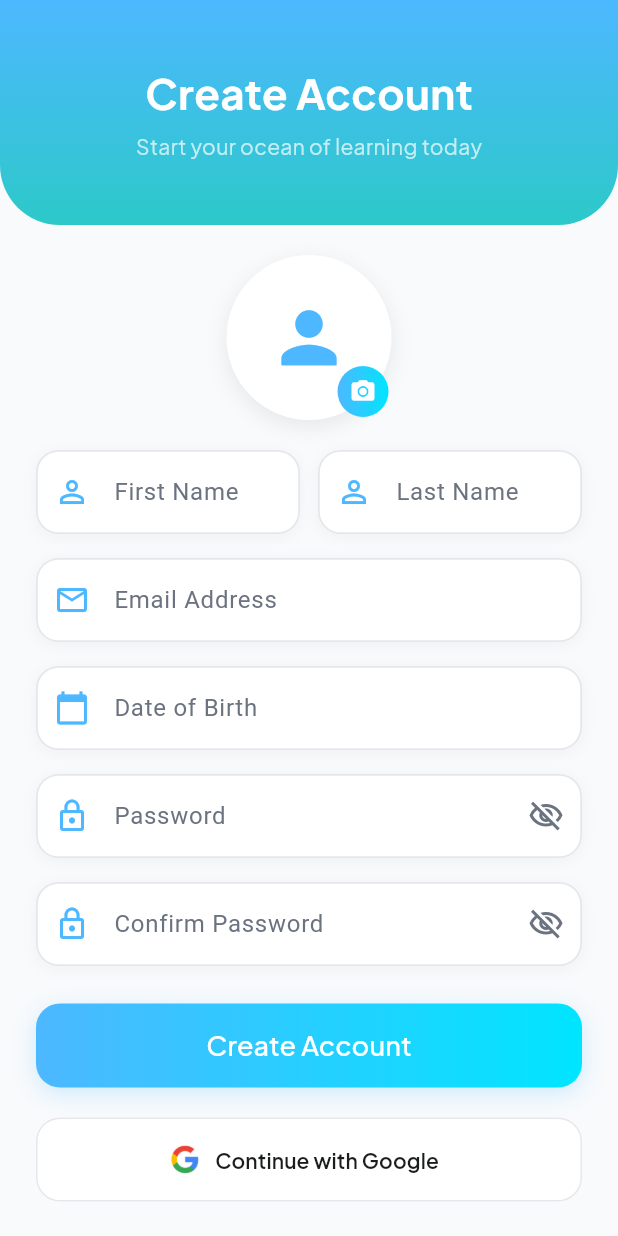
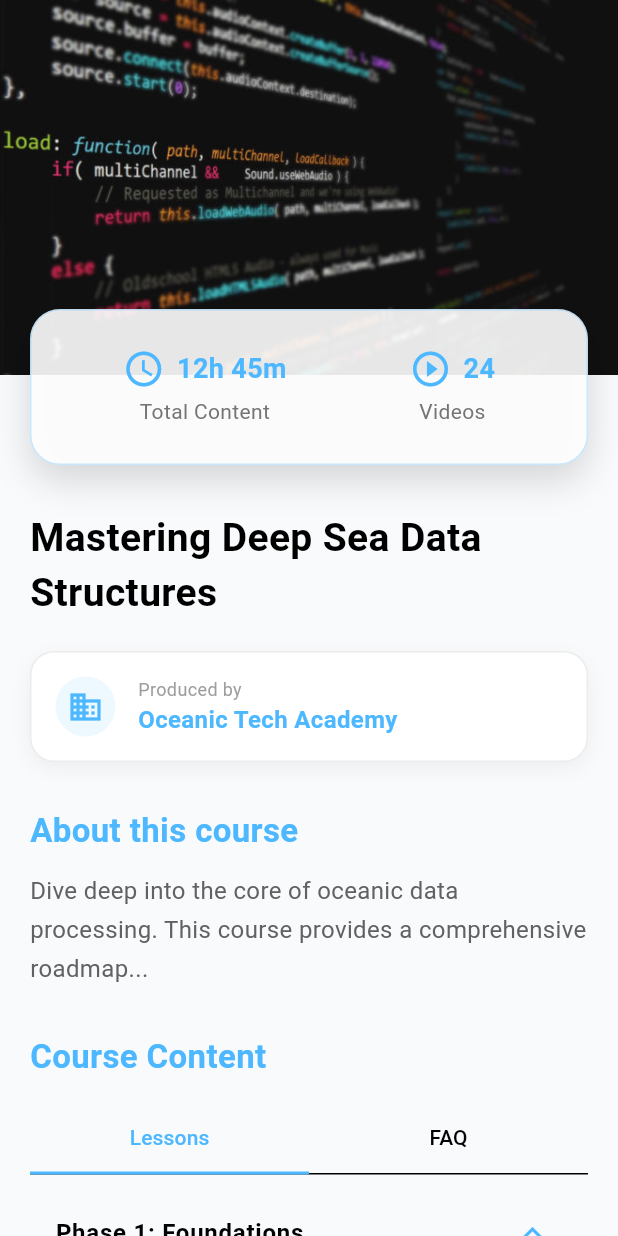
Before and after one commit to Zain-Nhlawy/project1_flutter_repo, a Flutter app: the screen it shows after launch, on a phone screen of 412 x 824 dp. Run offline on Flutter 3.47's test engine with Material 3 defaults, Android fonts, the phone set to English and light mode, and no system bars; our stand-ins replace image_picker.

Commit message:
temp course_datails_screen

```diff
--- /dev/null
+++ b/lib/features/courses/presentation/pages/course_details_screen.dart
@@ -0,0 +1,65 @@
+import 'package:flutter/material.dart';
+import 'package:project1/features/courses/presentation/widgets/course_header.dart';
+import 'package:project1/features/courses/presentation/widgets/course_tabs.dart';
+
+class CourseDetailsScreen extends StatelessWidget {
+  const CourseDetailsScreen({super.key});
+
+  @override
+  Widget build(BuildContext context) {
+    return Scaffold(
+      body: SingleChildScrollView(
+        child: Column(
+          crossAxisAlignment: CrossAxisAlignment.start,
+          children: [
+            const CourseHeader(),
+            const SizedBox(height: 30),
+            Padding(
+              padding: const EdgeInsets.symmetric(horizontal: 20),
+              child: Column(
+                crossAxisAlignment: CrossAxisAlignment.start,
+                children: [
+                  const Text("Mastering Deep Sea Data Structures", style: TextStyle(fontSize: 26, fontWeight: FontWeight.bold)),
+                  const SizedBox(height: 20),
+
+                  Container(
+                    padding: const EdgeInsets.all(16),
+                    decoration: BoxDecoration(
+                      color: Theme.of(context).colorScheme.surface,
+                      borderRadius: BorderRadius.circular(16),
+                      border: Border.all(color: Colors.grey.withOpacity(0.2)),
+                      boxShadow: [BoxShadow(color: Colors.black.withOpacity(0.05), blurRadius: 10, offset: const Offset(0, 4))],
+                    ),
+                    child: Row(
+                      children: [
+                        CircleAvatar(backgroundColor: Theme.of(context).primaryColor.withOpacity(0.1), child: Icon(Icons.business, color: Theme.of(context).primaryColor)),
+                        const SizedBox(width: 15),
+                        Column(
+                          crossAxisAlignment: CrossAxisAlignment.start,
+                          children: [
+                            const Text("Produced by", style: TextStyle(fontSize: 12, color: Colors.grey)),
+                            Text("Oceanic Tech Academy", style: TextStyle(fontSize: 16, fontWeight: FontWeight.bold, color: Theme.of(context).primaryColor)),
+                          ],
+                        )
+                      ],
+                    ),
+                  ),
+
+                  const SizedBox(height: 30),
+                  Text("About this course", style: TextStyle(fontSize: 22, fontWeight: FontWeight.bold, color: Theme.of(context).primaryColor)),
+                  const SizedBox(height: 12),
+                  Text("Dive deep into the core of oceanic data processing. This course provides a comprehensive roadmap...",
+                      style: TextStyle(color: Colors.grey[700], height: 1.6, fontSize: 16)),
+                  const SizedBox(height: 30),
+                  Text("Course Content", style: TextStyle(fontSize: 22, fontWeight: FontWeight.bold, color: Theme.of(context).primaryColor)),
+                  const SizedBox(height: 15),
+                  const SizedBox(height: 400, child: CourseTabs()),
+                ],
+              ),
+            ),
+          ],
+        ),
+      ),
+    );
+  }
+}
--- /dev/null
+++ b/lib/features/courses/presentation/widgets/course_header.dart
@@ -0,0 +1,55 @@
+import 'package:flutter/material.dart';
+
+class CourseHeader extends StatelessWidget {
+  const CourseHeader({super.key});
+
+  @override
+  Widget build(BuildContext context) {
+    return SizedBox(
+      height: 310,
+      child: Stack(
+        clipBehavior: Clip.none,
+        children: [
+          Container(
+            height: 250,
+            width: double.infinity,
+            decoration: const BoxDecoration(
+              image: DecorationImage(image: AssetImage('assets/images/test1.jpg'), fit: BoxFit.cover),
+            ),
+          ),
+          Positioned(
+            bottom: 0, left: 20, right: 20,
+            child: Container(
+              padding: const EdgeInsets.symmetric(vertical: 25, horizontal: 20),
+              decoration: BoxDecoration(
+                color: Colors.white.withOpacity(0.9),
+                borderRadius: BorderRadius.circular(20),
+                border: Border.all(color: Theme.of(context).primaryColor.withOpacity(0.3)),
+                boxShadow: [BoxShadow(color: Colors.black.withOpacity(0.15), blurRadius: 20, offset: const Offset(0, 10))],
+              ),
+              child: Row(
+                mainAxisAlignment: MainAxisAlignment.spaceAround,
+                children: [
+                  _infoItem(Icons.access_time, "12h 45m", "Total Content", context),
+                  _infoItem(Icons.play_circle_outline, "24", "Videos", context),
+                ],
+              ),
+            ),
+          )
+        ],
+      ),
+    );
+  }
+
+  Widget _infoItem(IconData icon, String val, String label, BuildContext context) => Column(
+    children: [
+      Row(children: [
+        Icon(icon, color: Theme.of(context).primaryColor, size: 28),
+        const SizedBox(width: 8),
+        Text(val, style: TextStyle(fontWeight: FontWeight.bold, fontSize: 18, color: Theme.of(context).primaryColor))
+      ]),
+      const SizedBox(height: 4),
+      Text(label, style: TextStyle(color: Colors.grey[600], fontSize: 14)),
+    ],
+  );
+}
--- /dev/null
+++ b/lib/features/courses/presentation/widgets/course_tabs.dart
@@ -0,0 +1,79 @@
+import 'package:flutter/material.dart';
+import 'package:project1/features/courses/presentation/widgets/lesson_connector.dart';
+
+class CourseTabs extends StatelessWidget {
+  const CourseTabs({super.key});
+
+  @override
+  Widget build(BuildContext context) {
+    return DefaultTabController(
+      length: 2,
+      child: Column(
+        children: [
+          TabBar(
+            labelColor: Theme.of(context).primaryColor,
+            indicatorSize: TabBarIndicatorSize.tab,
+            tabs: const [Tab(text: "Lessons"), Tab(text: "FAQ")],
+          ),
+          Expanded(
+            child: TabBarView(
+              children: [
+                ListView(
+                  padding: const EdgeInsets.symmetric(vertical: 10),
+                  children: [
+                    ExpansionTile(
+                      title: const Text("Phase 1: Foundations", style: TextStyle(fontWeight: FontWeight.bold)),
+                      shape: Border.all(color: Colors.transparent),
+                      initiallyExpanded: true,
+                      children: List.generate(3, (i) => LessonConnector(
+                        isLast: i == 2,
+                        child: LessonTile(num: i + 1)
+                      )),
+                    ),
+                    ExpansionTile(
+                      title: const Text("Phase 2: Advanced Data", style: TextStyle(fontWeight: FontWeight.bold)),
+                      shape: Border.all(color: Colors.transparent),
+                      children: List.generate(2, (i) => LessonConnector(
+                        isLast: i == 1,
+                        child: LessonTile(num: i + 4)
+                      )),
+                    ),
+                  ],
+                ),
+                const Center(child: Text("FAQ Content")),
+              ],
+            ),
+          ),
+        ],
+      ),
+    );
+  }
+}
+
+class LessonTile extends StatelessWidget {
+  final int num;
+  const LessonTile({super.key, required this.num});
+  @override
+  Widget build(BuildContext context) {
+    return Container(
+      margin: const EdgeInsets.only(left: 10, bottom: 15),
+      padding: const EdgeInsets.all(15),
+      decoration: BoxDecoration(
+        color: Theme.of(context).colorScheme.surface,
+        borderRadius: BorderRadius.circular(15),
+        border: Border.all(color: Colors.grey.withOpacity(0.1)),
+      ),
+      child: Row(
+        children: [
+          CircleAvatar(
+            radius: 15,
+            backgroundColor: Theme.of(context).primaryColor,
+            child: Text("$num", style: const TextStyle(color: Colors.white, fontSize: 12)),
+          ),
+          const SizedBox(width: 15),
+          Text("Deep Sea Logic Lesson $num", style: const TextStyle(fontWeight: FontWeight.w500)),
+        ],
+      ),
+    );
+  }
+}
--- a/lib/main.dart
+++ b/lib/main.dart
@@ -2,6 +2,7 @@ import 'package:flutter/material.dart';
 import 'package:project1/config/theme/app_theme.dart';
 import 'package:project1/features/auth/presentation/pages/login_screen.dart';
 import 'package:project1/features/auth/presentation/pages/signup_screen.dart';
+import 'package:project1/features/courses/presentation/pages/course_details_screen.dart';
 
 void main() {
   runApp(MyApp());
@@ -14,7 +15,7 @@ class MyApp extends StatelessWidget {
       debugShowCheckedModeBanner: false,
       theme: AppTheme.lightTheme,
       title: 'App',
-      home: SignupScreen(),
+      home: CourseDetailsScreen(),
     );
   }
 }
```
Also changed, not shown: lib/features/courses/presentation/widgets/lesson_connector.dart (added, +27 -0 lines), lib/features/courses/presentation/widgets/lesson_tile.dart (added, +34 -0 lines), assets/images/test1.jpg (added), 2 other files.
